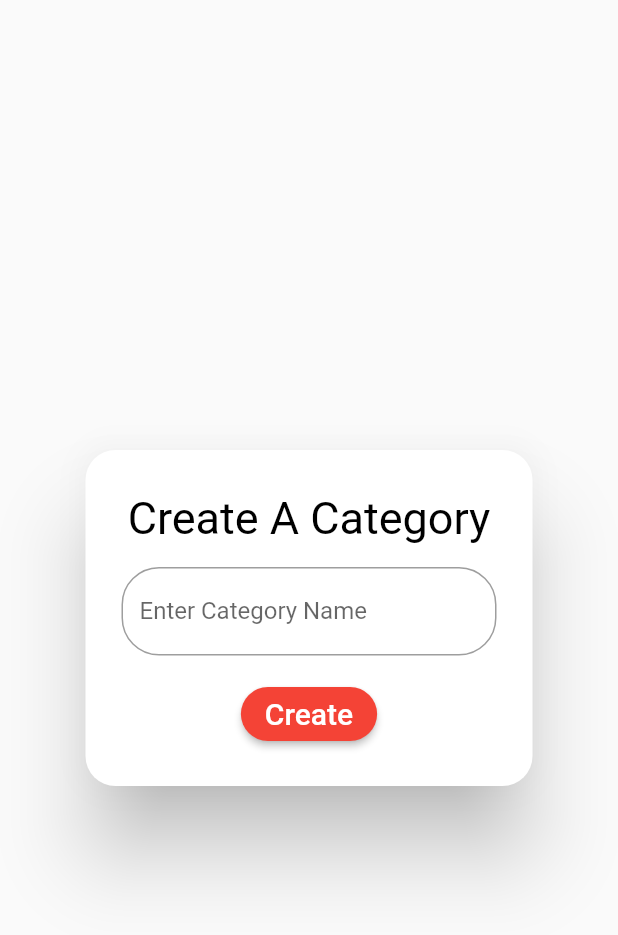
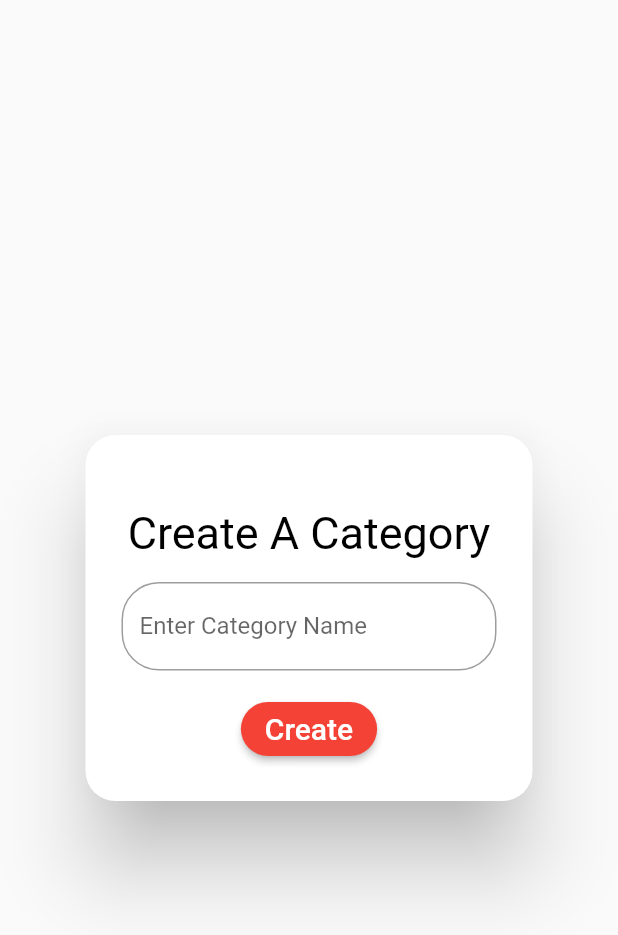
Before and after one commit to AlexAdiaconitei/BetterTube, a Flutter app: the CreateCategoryDialog widget shown alone on an empty page, opened directly, on a phone screen of 412 x 824 dp. Shown: the top 935 px of the screen. Run offline on Flutter 3.47's test engine with Material 2 defaults, Android fonts, the phone set to English and light mode, and no system bars; our stand-ins replace cloud_firestore, firebase_auth, flutter_spinkit, google_sign_in, youtube_player_flutter; accounts and stored records are empty.

```diff
--- a/better_tube/lib/dialogs/create_category_dialog.dart
+++ b/better_tube/lib/dialogs/create_category_dialog.dart
@@ -21,7 +21,7 @@ class _CreateCategoryDialogState extends State<CreateCategoryDialog> {
       // contentPadding: EdgeInsets.all(20.0),
       content:
         Container(
-          height: 180.0,
+          height: 200.0,
           child: Stack(
             children: <Widget>[
               Column(
--- a/better_tube/lib/models/category_model.dart
+++ b/better_tube/lib/models/category_model.dart
@@ -2,9 +2,10 @@ class Category {
 
   final String name;
   final List<String> channels;
+  final String color;
   int numberOfVideos;
 
-  Category({this.name, this.channels}) {
+  Category({this.name, this.channels, this.color}) {
     numberOfVideos = channels.length;
   }
 
```
Also changed, not shown: better_tube/lib/services/database/database.dart (+14 -14 lines), 3 other files.
